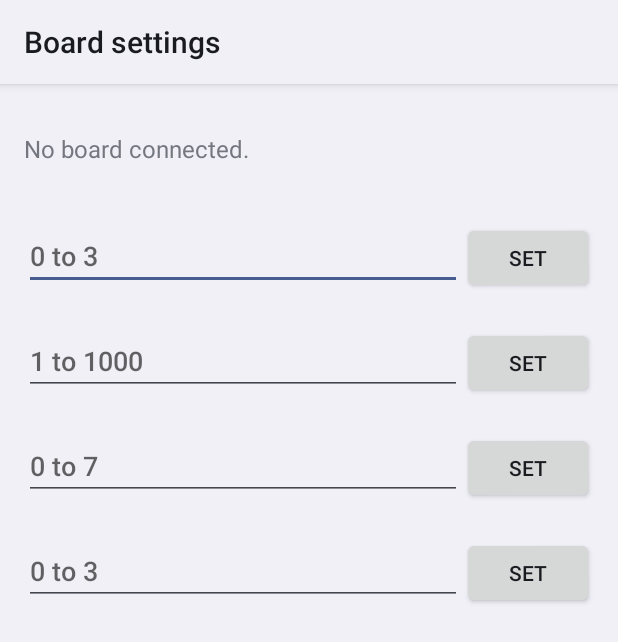
After one commit to MiklerGM/lora-convoy, an Android app: the BoardActivity screen opened directly, with no data from a screen before it, on a phone screen of 412 x 824 dp. The commit adds this screen. Shown: the top 642 px of the screen. Run offline under Robolectric (Android 15) with nearby library versions, the phone set to English and light mode, and no system bars; pictures from the network do not load.

Commit message:
App: the five states, the riders as the board knows them, and a board settings screen
The main screen chooses our state (Riding, Needs help, Stop now, Stop when convenient,
Helping) and says how many riders' boards carry it; below, each rider with their state, how
old their position is, and via whom when the board has them only from another rider. Board
settings sets power, the move distance, the heartbeat and the passengers. On the map a state
is a word on the rider's label, red for help and stop now, and an old one says its age too.
v3's answered= list is gone from the app: v5 has none.

```diff
--- a/android/app/src/main/AndroidManifest.xml
+++ b/android/app/src/main/AndroidManifest.xml
@@ -39,6 +39,12 @@
                 <category android:name="android.intent.category.LAUNCHER" />
             </intent-filter>
         </activity>
+
+        <!-- The board's settings: power, the send rule, passengers. -->
+        <activity
+            android:name=".BoardActivity"
+            android:exported="false"
+            android:label="Board settings" />
 
         <!-- Joining a group with an invitation, or starting one. -->
         <activity
--- /dev/null
+++ b/android/app/src/main/java/io/github/miklergm/convoy/BoardActivity.kt
@@ -0,0 +1,106 @@
+package io.github.miklergm.convoy
+
+import android.app.Activity
+import android.os.Bundle
+import android.os.Handler
+import android.os.Looper
+import android.text.InputType
+import android.widget.EditText
+import android.widget.FrameLayout
+import android.widget.LinearLayout
+import android.widget.ScrollView
+import android.widget.TextView
+
+/**
+ * The board's settings as its status tells them, each changed by one command (docs/PROTOCOL.md).
+ * The board keeps them over a restart, as it keeps its group, so it rides as set with no phone.
+ * The radio mode is the group's, the same on every board, so it is not here.
+ */
+class BoardActivity : Activity() {
+
+    private val handler = Handler(Looper.getMainLooper())
+    private lateinit var info: TextView
+    private lateinit var answer: TextView
+    /** Each setting's line, and how it reads from a status. */
+    private val shown = mutableListOf<Pair<TextView, (BoardLines.Status) -> String>>()
+
+    private val refresh = object : Runnable {
+        override fun run() {
+            show()
+            handler.postDelayed(this, 1000)
+        }
+    }
+
+    override fun onCreate(savedInstanceState: Bundle?) {
+        super.onCreate(savedInstanceState)
+        val pad = (16 * resources.displayMetrics.density).toInt()
+        info = TextView(this).apply { textSize = 16f; setPadding(0, pad, 0, pad) }
+        answer = TextView(this).apply { setPadding(0, pad, 0, pad) }
+        val column = LinearLayout(this).apply {
+            orientation = LinearLayout.VERTICAL
+            setPadding(pad, pad, pad, pad)
+            addView(info)
+            setting("POWER", 0..3, "Transmit power, 0 the strongest") { "${it.power ?: "?"}, ${it.dbm ?: "?"} dBm" }
+            setting("MOVE", 1..1000, "A new position after moving, m") { "${it.moveM ?: "?"} m" }
+            setting("BEAT", 0..7, "Standing still, sends every 2^n frames") { s -> s.beat?.let { heartbeat(it) } ?: "?" }
+            setting("PASSENGERS", 0..3, "Other riders carried in each packet, for those out of reach") {
+                "${it.passengers ?: "?"}"
+            }
+            addView(answer)
+        }
+        setContentView(FrameLayout(this).apply {
+            fitsSystemWindows = true
+            addView(ScrollView(this@BoardActivity).apply { addView(column) })
+        })
+    }
+
+    override fun onResume() {
+        super.onResume()
+        handler.post(refresh)
+    }
+
+    override fun onPause() {
+        handler.removeCallbacks(refresh)
+        super.onPause()
+    }
+
+    /** A setting: what it is now, a field for a new value, and the button that sends it. */
+    private fun LinearLayout.setting(command: String, range: IntRange, title: String, now: (BoardLines.Status) -> String) {
+        val value = TextView(this@BoardActivity).apply { textSize = 16f }
+        shown.add(value to { s -> "$title: ${now(s)}" })
+        val field = EditText(this@BoardActivity).apply {
+            inputType = InputType.TYPE_CLASS_NUMBER
+            hint = "${range.first} to ${range.last}"
+        }
+        addView(value)
+        addView(LinearLayout(this@BoardActivity).apply {
+            addView(field, LinearLayout.LayoutParams(0, LinearLayout.LayoutParams.WRAP_CONTENT, 1f))
+            addView(button("Set") {
+                val v = field.text.toString().toIntOrNull()
+                when {
+                    v == null || v !in range -> field.error = "${range.first} to ${range.last}"
+                    !ConvoyService.command(this@BoardActivity, "$command $v") -> answer.text = "No board connected."
+                    else -> field.text.clear()
+                }
+            })
+        })
+    }
+
+    /** 2^beat frames, in seconds where the group's interval is known. */
+    private fun heartbeat(beat: Int): String {
+        val frames = 1 shl beat
+        val intervalMs = (ConvoyService.confirmed ?: GroupActivity.Group.load(this))?.intervalMs
+            ?: return "$beat, every $frames frames"
+        return "$beat, every ${frames * intervalMs / 1000.0} s"
+    }
+
+    private fun show() {
+        val s = ConvoyService.board
+        info.text = s?.let {
+            "${it.board}, rider ${it.slot + 1}${it.slots?.let { n -> " of $n" } ?: ""}, group %08x, mode ${it.mode ?: "?"}"
+                .format(it.group)
+        } ?: "No board connected."
+        shown.forEach { (view, read) -> view.text = s?.let(read) ?: "" }
+        ConvoyService.reply?.let { answer.text = "The board said: $it" }
+    }
+}
--- a/android/app/src/main/java/io/github/miklergm/convoy/MockRiders.kt
+++ b/android/app/src/main/java/io/github/miklergm/convoy/MockRiders.kt
@@ -31,7 +31,7 @@ object MockRiders {
         val a = loop("a", 0xFF1E88E5.toInt(), 600.0, 40.0, 0.0, t)
         val b = if (t < HELP_AFTER_S) loop("b", 0xFF43A047.toInt(), 300.0, 20.0, 2.0, t)
         else loop("b", 0xFF43A047.toInt(), 300.0, 20.0, 2.0, HELP_AFTER_S)
-            .copy(speedKmh = 0, stopped = true, help = true)
+            .copy(speedKmh = 0, stopped = true, state = STATE_HELP)
         val c = if (t < LOST_AFTER_S) loop("c", 0xFFFB8C00.toInt(), 1000.0, 60.0, 4.0, t)
         else loop("c", 0xFFFB8C00.toInt(), 1000.0, 60.0, 4.0, LOST_AFTER_S).let {
             val lastMs = startMs + (LOST_AFTER_S * 1000).toLong()
```
Also changed, not shown: android/app/src/main/java/io/github/miklergm/convoy/BoardLines.kt (+26 -6 lines), android/app/src/main/java/io/github/miklergm/convoy/ConvoyService.kt (+29 -4 lines), android/app/src/main/java/io/github/miklergm/convoy/MainActivity.kt (+50 -26 lines), android/app/src/main/java/io/github/miklergm/convoy/Rider.kt (+37 -17 lines), 4 other files.
